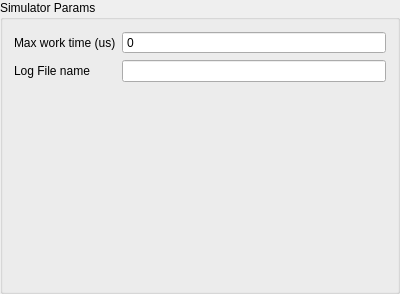
Above: simulatorParams.ui from zpp0/wsnsim-preprocessor before the change. Below: the same form after it.
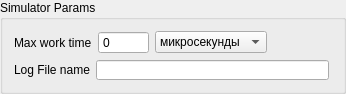
That is the form after the change.

Commit message: added time units for max simulation time

```diff
--- a/simulatorParams.ui
+++ b/simulatorParams.ui
@@ -6,8 +6,8 @@
    <rect>
     <x>0</x>
     <y>0</y>
-    <width>400</width>
-    <height>294</height>
+    <width>346</width>
+    <height>92</height>
    </rect>
   </property>
   <property name="windowTitle">
@@ -17,38 +17,126 @@
    <string>Simulator Params</string>
   </property>
   <layout class="QFormLayout" name="formLayout">
-   <item row="0" column="0">
-    <widget class="QLabel" name="label">
+   <property name="fieldGrowthPolicy">
+    <enum>QFormLayout::AllNonFixedFieldsGrow</enum>
+   </property>
+   <item row="2" column="0">
+    <widget class="QLabel" name="label_2">
      <property name="text">
-      <string>Max work time (us)</string>
+      <string>Log File name</string>
      </property>
     </widget>
    </item>
-   <item row="0" column="1">
-    <widget class="QSpinBox" name="maxTime">
+   <item row="2" column="1">
+    <widget class="QLineEdit" name="logFile">
      <property name="sizePolicy">
-      <sizepolicy hsizetype="Expanding" vsizetype="Fixed">
+      <sizepolicy hsizetype="Fixed" vsizetype="Fixed">
        <horstretch>0</horstretch>
        <verstretch>0</verstretch>
       </sizepolicy>
      </property>
-     <property name="buttonSymbols">
-      <enum>QAbstractSpinBox::NoButtons</enum>
+     <property name="minimumSize">
+      <size>
+       <width>233</width>
+       <height>20</height>
+      </size>
      </property>
-     <property name="maximum">
-      <number>2000000000</number>
+     <property name="maximumSize">
+      <size>
+       <width>233</width>
+       <height>20</height>
+      </size>
      </property>
     </widget>
    </item>
-   <item row="1" column="0">
-    <widget class="QLabel" name="label_2">
-     <property name="text">
-      <string>Log File name</string>
-     </property>
-    </widget>
-   </item>
-   <item row="1" column="1">
-    <widget class="QLineEdit" name="logFile"/>
+   <item row="0" column="0" colspan="2">
+    <layout class="QHBoxLayout" name="horizontalLayout_2">
+     <item>
+      <widget class="QLabel" name="label">
+       <property name="text">
+        <string>Max work time</string>
+       </property>
+      </widget>
+     </item>
+     <item>
+      <widget class="QSpinBox" name="maxTime">
+       <property name="sizePolicy">
+        <sizepolicy hsizetype="Fixed" vsizetype="Fixed">
+         <horstretch>0</horstretch>
+         <verstretch>0</verstretch>
+        </sizepolicy>
+       </property>
+       <property name="buttonSymbols">
+        <enum>QAbstractSpinBox::NoButtons</enum>
+       </property>
+       <property name="maximum">
+        <number>2000000000</number>
+       </property>
+      </widget>
+     </item>
+     <item>
+      <widget class="QComboBox" name="cb_timeUnits">
+       <item>
+        <property name="text">
+         <string>микросекунды</string>
+        </property>
+       </item>
+       <item>
+        <property name="text">
+         <string>миллисекунды</string>
+        </property>
+       </item>
+       <item>
+        <property name="text">
+         <string>секунды</string>
+        </property>
+       </item>
+       <item>
+        <property name="text">
+         <string>минуты</string>
+        </property>
+       </item>
+       <item>
+        <property name="text">
+         <string>часы</string>
+        </property>
+       </item>
+       <item>
+        <property name="text">
+         <string>сутки</string>
+        </property>
+       </item>
+       <item>
+        <property name="text">
+         <string>недели</string>
+        </property>
+       </item>
+       <item>
+        <property name="text">
+         <string>месяцы</string>
+        </property>
+       </item>
+       <item>
+        <property name="text">
+         <string>года</string>
+        </property>
+       </item>
+      </widget>
+     </item>
+     <item>
+      <spacer name="horizontalSpacer">
+       <property name="orientation">
+        <enum>Qt::Horizontal</enum>
+       </property>
+       <property name="sizeHint" stdset="0">
+        <size>
+         <width>40</width>
+         <height>20</height>
+        </size>
+       </property>
+      </spacer>
+     </item>
+    </layout>
    </item>
   </layout>
  </widget>
```
The commit also changes 1 other file.
